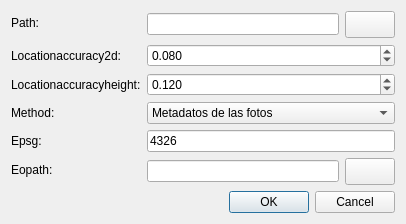
Old version of the form Photo.ui in the repository UCLM-PAFyC/metashape_big_psx.
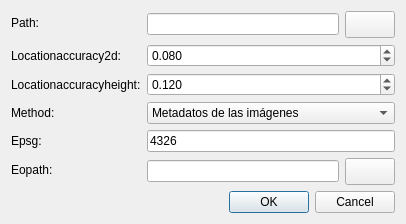
New version of the form.

What changed in the file:
```diff
--- a/Photo.ui
+++ b/Photo.ui
@@ -202,7 +202,7 @@
           
             <item>
                 <property name="text">
-                <string>Metadatos de las fotos</string>
+                <string>Metadatos de las imágenes</string>
                 </property>
                 <property name="flags">
                     <set>ItemIsSelectable|ItemIsEditable|ItemIsDragEnabled|ItemIsUserCheckable|ItemIsEnabled</set>
```
